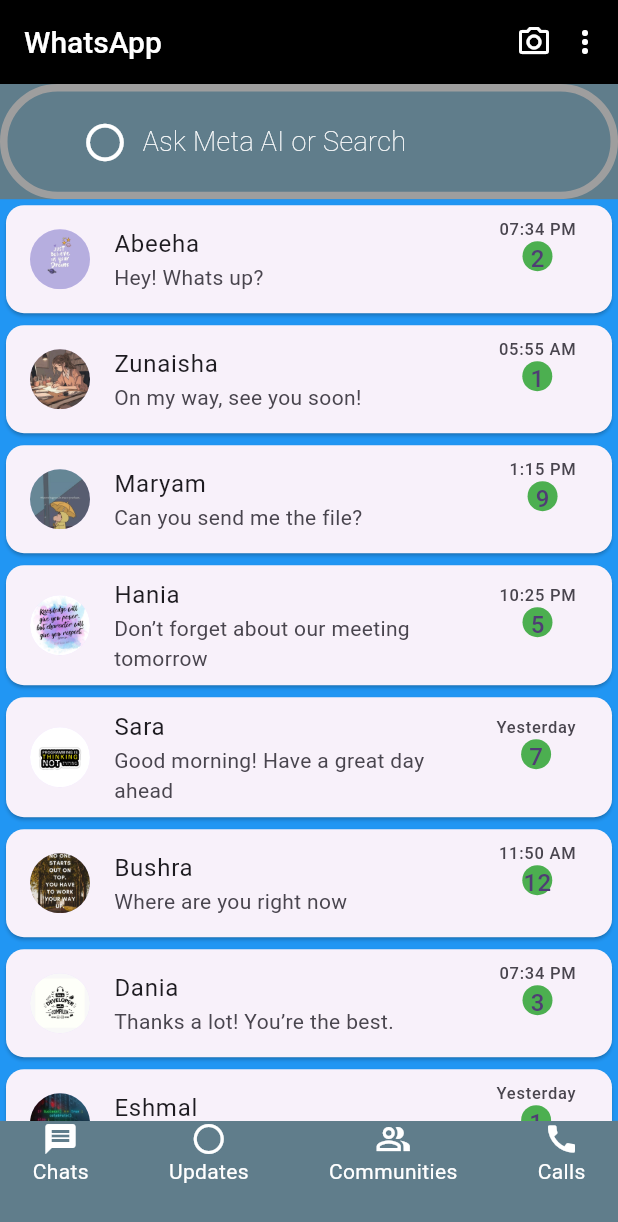
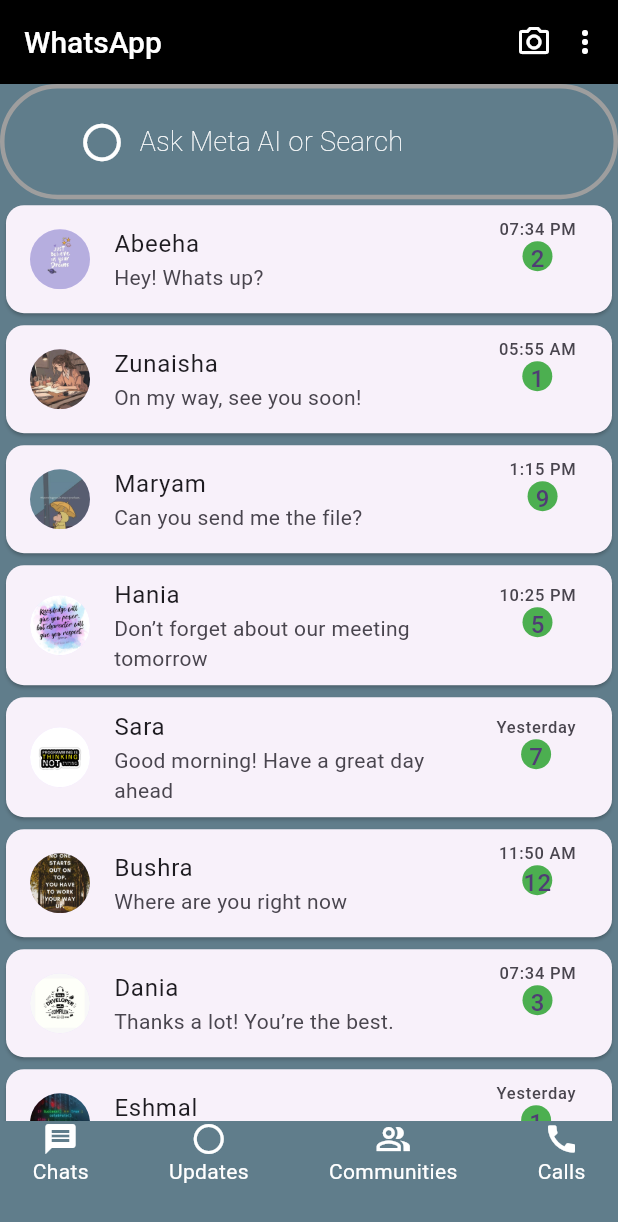
Before and after one commit to Areeba-ai05/WA-full-clone, a Flutter app: the screen it shows after launch, on a phone screen of 412 x 824 dp. Shown: the top 1222 px of the screen. Run offline on Flutter 3.47's test engine with Material 3 defaults, Android fonts, the phone set to English and light mode, and no system bars.

Commit message:
update code

```diff
--- a/lib/whatsapp/wapp.dart
+++ b/lib/whatsapp/wapp.dart
@@ -112,7 +112,7 @@ class ExpandedClass extends StatelessWidget {
                     borderRadius: BorderRadius.circular(100),
                     border: Border.all(
                       color: Colors.grey,
-                      width: 5,
+                      width: 3,
                     ),
                   ),
                   child:Padding(
@@ -135,7 +135,7 @@ class ExpandedClass extends StatelessWidget {
           Expanded
             (flex:80,
               child: Container(
-                  color: Colors.blue,
+                 // color: Colors.blue,
                   child: ListView.builder(
                     itemCount: senderName.length,//starting =0, ending =5-1
                     itemBuilder: (context,index)
```
